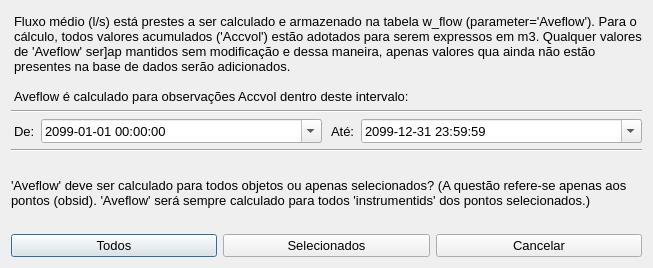
Above: ui/calc_aveflow_dialog.ui from qgisbrasil/qgis-midvatten-plugin-pt_BR before the change. Below: the same form after it.
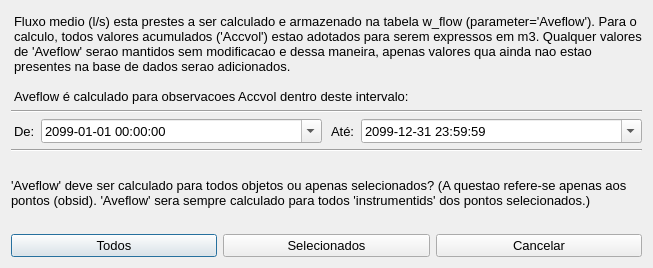
That is the form after the change.

```diff
--- a/ui/calc_aveflow_dialog.ui
+++ b/ui/calc_aveflow_dialog.ui
@@ -67,9 +67,9 @@
         </font>
        </property>
        <property name="text">
-        <string>Fluxo médio (l/s) está prestes a ser calculado e armazenado na tabela w_flow (parameter='Aveflow'). Para o cálculo, todos valores acumulados ('Accvol') estão adotados para serem expressos em m3. Qualquer valores de 'Aveflow' ser]ap mantidos sem modificação e dessa maneira, apenas valores qua ainda não estão presentes na base de dados serão adicionados.
+        <string>Fluxo medio (l/s) esta prestes a ser calculado e armazenado na tabela w_flow (parameter='Aveflow'). Para o calculo, todos valores acumulados ('Accvol') estao adotados para serem expressos em m3. Qualquer valores de 'Aveflow' serao mantidos sem modificacao e dessa maneira, apenas valores qua ainda nao estao presentes na base de dados serao adicionados.
 
-Aveflow é calculado para observações Accvol dentro deste intervalo:</string>
+Aveflow é calculado para observacoes Accvol dentro deste intervalo:</string>
        </property>
        <property name="alignment">
         <set>Qt::AlignLeading|Qt::AlignLeft|Qt::AlignTop</set>
@@ -324,7 +324,7 @@
         </font>
        </property>
        <property name="text">
-        <string>'Aveflow' deve ser calculado para todos objetos ou apenas selecionados? (A questão refere-se apenas aos pontos (obsid). 'Aveflow' será sempre calculado para todos 'instrumentids' dos pontos selecionados.)</string>
+        <string>'Aveflow' deve ser calculado para todos objetos ou apenas selecionados? (A questao refere-se apenas aos pontos (obsid). 'Aveflow' sera sempre calculado para todos 'instrumentids' dos pontos selecionados.)</string>
        </property>
        <property name="wordWrap">
         <bool>true</bool>
```
